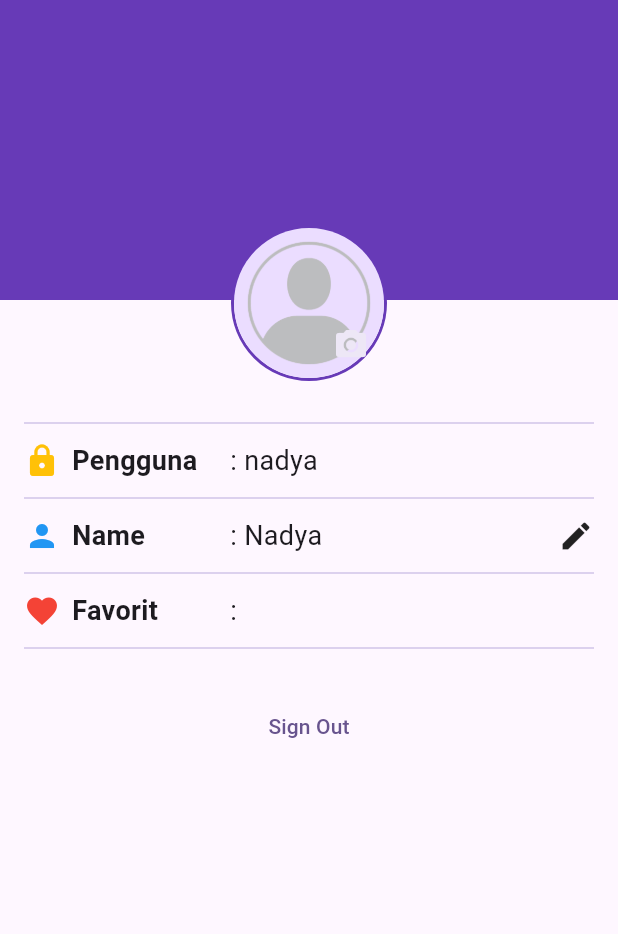
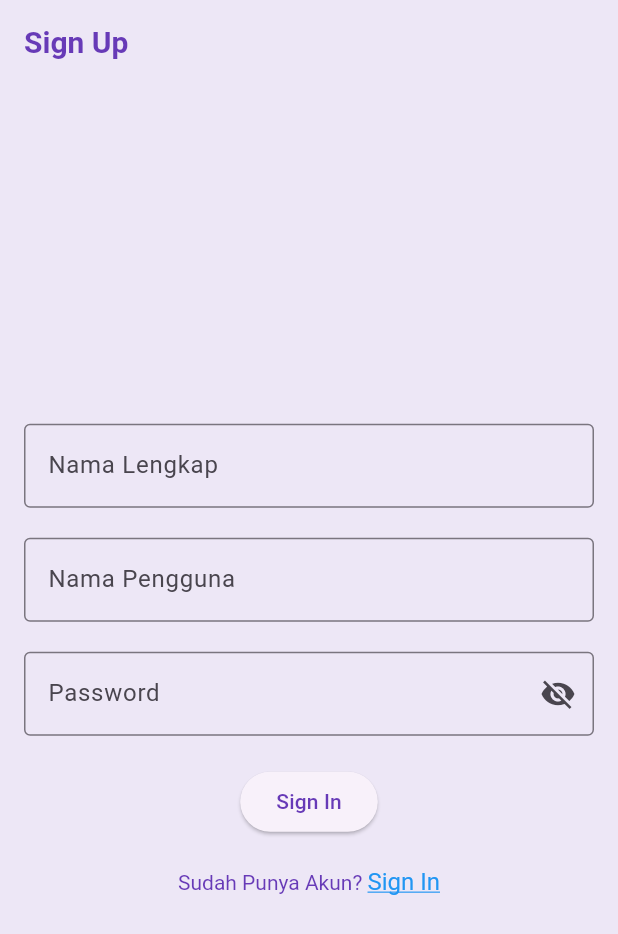
Before and after one commit to Afnan28p/11_WisataCandi_AfnanPutra, a Flutter app: the screen it shows after launch, on a phone screen of 412 x 824 dp. Shown: the top 934 px of the screen. Run offline on Flutter 3.47's test engine with Material 3 defaults, Android fonts, the phone set to English and light mode, and no system bars.

Commit message:
Login dan Register Screen

```diff
--- a/lib/main.dart
+++ b/lib/main.dart
@@ -1,6 +1,8 @@
 import 'package:flutter/material.dart';
 import 'package:wisata_candi/data/candi_data.dart';
 import 'package:wisata_candi/screens/profile_screen.dart';
+import 'package:wisata_candi/screens/sign_in_screen.dart';
+import 'package:wisata_candi/screens/sign_up_screen.dart';
 import 'screens/details_screen.dart';
 
 void main() {
@@ -13,13 +15,21 @@ class MainApp extends StatelessWidget {
   @override
   Widget build(BuildContext context) {
     return MaterialApp(
-      title: 'Flutter Demo',
+      title: 'Wisata Candi',
       theme: ThemeData(
-        colorScheme: ColorScheme.fromSeed(seedColor: Colors.deepPurple),
+        appBarTheme: const AppBarTheme(
+            iconTheme: IconThemeData(color: Colors.deepPurple),
+            titleTextStyle: TextStyle(
+                color: Colors.deepPurple,
+                fontWeight: FontWeight.bold,
+                fontSize: 20)),
+        colorScheme: ColorScheme.fromSeed(seedColor: Colors.deepPurple)
+            .copyWith(
+                primary: Colors.deepPurple, surface: Colors.deepPurple[50]),
         useMaterial3: true,
       ),
       // home: DetailScreen(candi: candiList[0]),
-      home : const ProfileScreen(),
+      home: SignUpScreen(),
     );
   }
 }
--- /dev/null
+++ b/lib/screens/sign_up_screen.dart
@@ -0,0 +1,116 @@
+import 'package:flutter/material.dart';
+import 'package:flutter/gestures.dart';
+
+class SignUpScreen extends StatefulWidget {
+  @override
+  State<SignUpScreen> createState() => _SignInScreen();
+}
+
+class _SignInScreen extends State<SignUpScreen> {
+// TODO: 1.Deklarasi variabel
+  final TextEditingController _usernameController = TextEditingController();
+  final TextEditingController _nameController = TextEditingController();
+  final TextEditingController _passwordController = TextEditingController();
+
+  String _errorText = '';
+  bool _isSignedIn = false;
+  bool _obsecurePassword = true;
+  @override
+  Widget build(BuildContext context) {
+    return Scaffold(
+      //TODO : 2. Pasang Appbar
+      appBar: AppBar(
+        title: const Text("Sign Up"),
+      ),
+      //TODO : 3. Pasang body
+      body: Center(
+        child: SingleChildScrollView(
+          child: Padding(
+            padding: const EdgeInsets.all(16.0),
+            child: Form(
+                child: Column(
+              //TODO : 4. Atur MainAxisAlignment dan croosAxisAlignment
+              mainAxisAlignment: MainAxisAlignment.center,
+              crossAxisAlignment: CrossAxisAlignment.center,
+              children: [
+                //TODO: 5.Pasang TextFormField Nama Pengguna
+                TextFormField(
+                  controller: _nameController,
+                  decoration: const InputDecoration(
+                    labelText: 'Nama Lengkap',
+                    border: OutlineInputBorder(),
+                  ),
+                ),
+                const SizedBox(
+                  height: 20,
+                ),
+                TextFormField(
+                  controller: _usernameController,
+                  decoration: const InputDecoration(
+                    labelText: 'Nama Pengguna',
+                    border: OutlineInputBorder(),
+                  ),
+                ),
+                //TODO: 6. Pasang TextFormField Password
+                const SizedBox(
+                  height: 20,
+                ),
+                TextFormField(
+                  controller: _passwordController,
+                  decoration: InputDecoration(
+                    labelText: 'Password',
+                    errorText: _errorText.isNotEmpty ? _errorText : null,
+                    border: const OutlineInputBorder(),
+                    suffixIcon: IconButton(
+                      onPressed: () {
+                        setState(() {
+                          _obsecurePassword = !_obsecurePassword;
+                        });
+                      },
+                      icon: Icon(_obsecurePassword
+                          ? Icons.visibility_off
+                          : Icons.visibility),
+                    ),
+                  ),
+                  obscureText: _obsecurePassword,
+                ),
+                //TODO: 7.Pasang ElevatedButton Sign In
+                SizedBox(
+                  height: 20,
+                ),
+                ElevatedButton(onPressed: () {}, child: const Text('Sign In')),
+                //TODO: 8.Pasang ElevatedButton Sign Up
+                SizedBox(
+                  height: 20,
+                ),
+                // TextButton(
+                //   onPressed: () {},
+                //   child: const Text('Belum Punya Akun? Sign Up'),
+                // ),
+                RichText(
+                  text: TextSpan(
+                    text: 'Sudah Punya Akun? ',
+                    style: const TextStyle(
+                      color: Colors.deepPurple,
+                    ),
+                    children: <TextSpan>[
+                      TextSpan(
+                        text: 'Sign In',
+                        style: const TextStyle(
+                          color: Colors.blue,
+                          decoration: TextDecoration.underline,
+                          fontSize: 16,
+                        ),
+                        recognizer: TapGestureRecognizer()..onTap = () {},
+                      ),
+                    ],
+                  ),
+                ),
+              ],
+            )),
+          ),
+        ),
+      ),
+    );
+  }
+}
```
Also changed, not shown: lib/screens/sign_in_screen.dart (added, +105 -0 lines).
